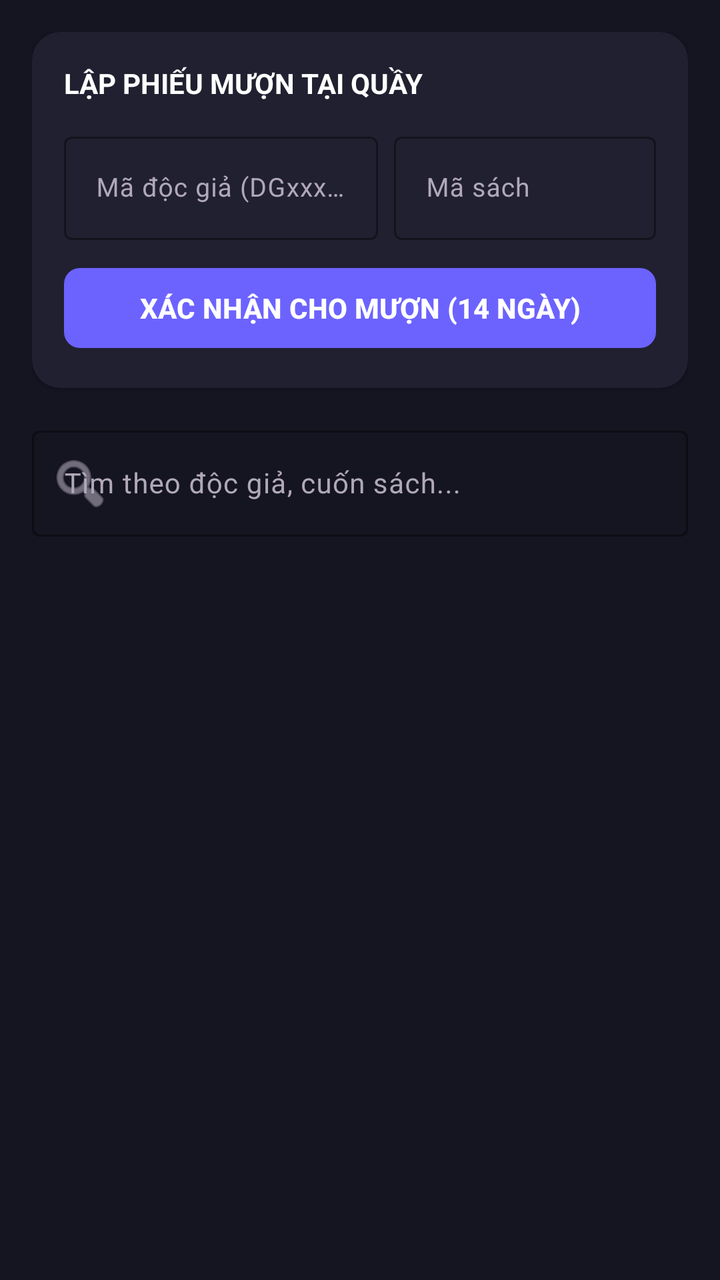
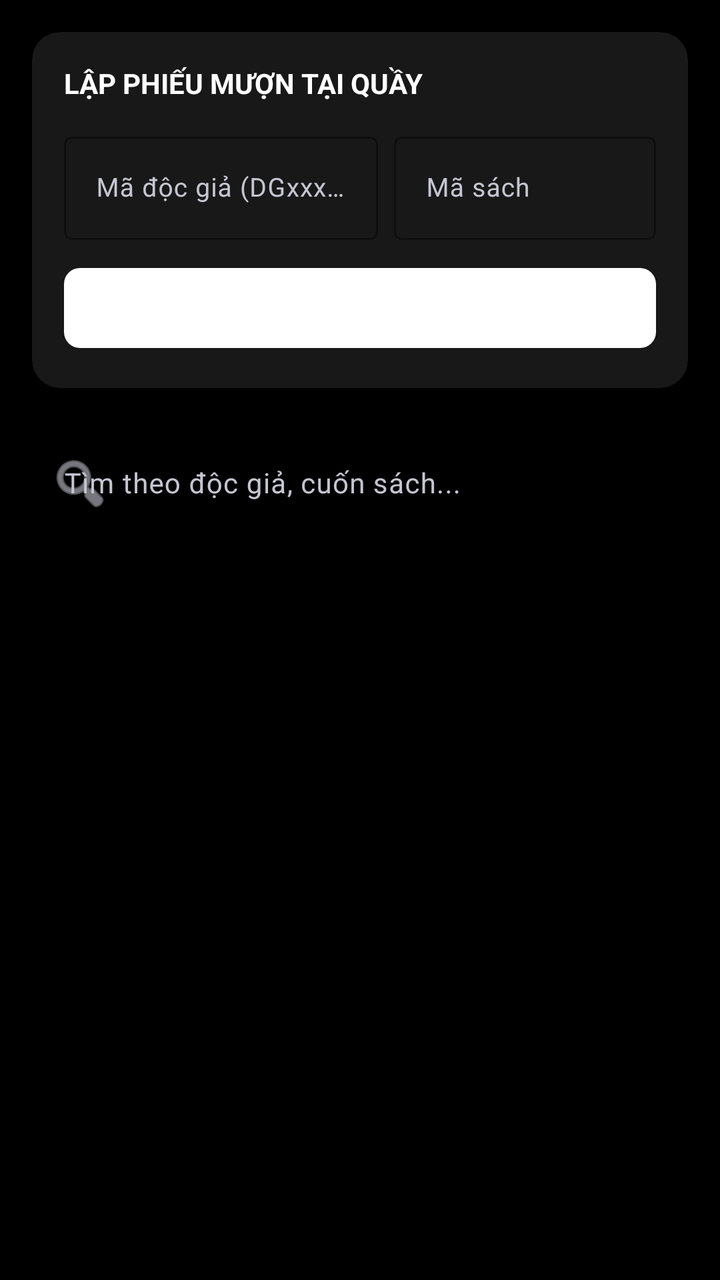

An Android layout rendered at two revisions. The XML below is the earlier revision; the diff shows what the commit changed to produce the second picture.
<!-- AndroidManifest.xml: application theme Theme.QLTV -->
<!-- res/layout/fragment_borrow_management.xml -->
<?xml version="1.0" encoding="utf-8"?>
<androidx.constraintlayout.widget.ConstraintLayout xmlns:android="http://schemas.android.com/apk/res/android"
    xmlns:app="http://schemas.android.com/apk/res-auto"
    xmlns:tools="http://schemas.android.com/tools"
    android:layout_width="match_parent"
    android:layout_height="match_parent"
    android:background="#151421"
    android:padding="16dp">

    
    <androidx.cardview.widget.CardView
        android:id="@+id/cardCheckoutForm"
        android:layout_width="match_parent"
        android:layout_height="wrap_content"
        app:cardBackgroundColor="#212030"
        app:cardCornerRadius="14dp"
        app:layout_constraintTop_toTopOf="parent">

        <LinearLayout
            android:layout_width="match_parent"
            android:layout_height="wrap_content"
            android:orientation="vertical"
            android:padding="16dp">

            <TextView
                android:layout_width="wrap_content"
                android:layout_height="wrap_content"
                android:layout_marginBottom="12dp"
                android:text="LẬP PHIẾU MƯỢN TẠI QUẦY"
                android:textColor="#FFFFFF"
                android:textSize="14sp"
                android:textStyle="bold" />

            <LinearLayout
                android:layout_width="match_parent"
                android:layout_height="wrap_content"
                android:orientation="horizontal">

                <com.google.android.material.textfield.TextInputLayout
                    style="@style/Widget.Material3.TextInputLayout.OutlinedBox"
                    android:layout_width="0dp"
                    android:layout_height="wrap_content"
                    android:layout_weight="1.2"
                    android:layout_marginEnd="8dp"
                    android:hint="Mã độc giả (DGxxxx)"
                    android:textColorHint="#B0A8B9"
                    app:boxStrokeColor="#6C63FF"
                    app:boxStrokeWidthFocused="2dp"
                    app:hintTextColor="#6C63FF">

                    <com.google.android.material.textfield.TextInputEditText
                        android:id="@+id/edtCheckoutReader"
                        android:layout_width="match_parent"
                        android:layout_height="wrap_content"
                        android:textColor="#FFFFFF"
                        android:textSize="13sp" />
                </com.google.android.material.textfield.TextInputLayout>

                <com.google.android.material.textfield.TextInputLayout
                    style="@style/Widget.Material3.TextInputLayout.OutlinedBox"
                    android:layout_width="0dp"
                    android:layout_height="wrap_content"
                    android:layout_weight="1"
                    android:hint="Mã sách"
                    android:textColorHint="#B0A8B9"
                    app:boxStrokeColor="#6C63FF"
                    app:boxStrokeWidthFocused="2dp"
                    app:hintTextColor="#6C63FF">

                    <com.google.android.material.textfield.TextInputEditText
                        android:id="@+id/edtCheckoutBook"
                        android:layout_width="match_parent"
                        android:layout_height="wrap_content"
                        android:inputType="number"
                        android:textColor="#FFFFFF"
                        android:textSize="13sp" />
                </com.google.android.material.textfield.TextInputLayout>
            </LinearLayout>

            <com.google.android.material.button.MaterialButton
                android:id="@+id/btnSubmitCheckout"
                android:layout_width="match_parent"
                android:layout_height="48dp"
                android:layout_marginTop="10dp"
                android:text="XÁC NHẬN CHO MƯỢN (14 NGÀY)"
                android:textColor="#FFFFFF"
                android:textStyle="bold"
                app:backgroundTint="#6C63FF"
                app:cornerRadius="8dp" />
        </LinearLayout>
    </androidx.cardview.widget.CardView>

    
    <com.google.android.material.textfield.TextInputLayout
        android:id="@+id/searchLayoutBorrow"
        style="@style/Widget.Material3.TextInputLayout.OutlinedBox"
        android:layout_width="match_parent"
        android:layout_height="wrap_content"
        android:layout_marginTop="16dp"
        android:hint="Tìm theo độc giả, cuốn sách..."
        android:textColorHint="#B0A8B9"
        app:boxStrokeColor="#6C63FF"
        app:boxStrokeWidthFocused="2dp"
        app:hintTextColor="#6C63FF"
        app:layout_constraintTop_toBottomOf="@id/cardCheckoutForm"
        app:startIconDrawable="@android:drawable/ic_menu_search"
        app:startIconTint="#B0A8B9">

        <com.google.android.material.textfield.TextInputEditText
            android:id="@+id/editSearchBorrow"
            android:layout_width="match_parent"
            android:layout_height="wrap_content"
            android:inputType="text"
            android:textColor="#FFFFFF"
            android:textSize="14sp" />
    </com.google.android.material.textfield.TextInputLayout>

    
    <androidx.recyclerview.widget.RecyclerView
        android:id="@+id/recyclerViewBorrows"
        android:layout_width="match_parent"
        android:layout_height="0dp"
        android:layout_marginTop="12dp"
        app:layout_constraintBottom_toBottomOf="parent"
        app:layout_constraintTop_toBottomOf="@id/searchLayoutBorrow"
        tools:listitem="@android:layout/simple_list_item_2" />

    <TextView
        android:id="@+id/txtEmptyBorrow"
        android:layout_width="wrap_content"
        android:layout_height="wrap_content"
        android:text="Không tìm thấy phiếu mượn nào!"
        android:textColor="#B0A8B9"
        android:textSize="15sp"
        android:visibility="gone"
        app:layout_constraintBottom_toBottomOf="parent"
        app:layout_constraintEnd_toEndOf="parent"
        app:layout_constraintStart_toStartOf="parent"
        app:layout_constraintTop_toTopOf="parent" />

</androidx.constraintlayout.widget.ConstraintLayout>
<!-- resources referenced by this layout -->
<resources>
  <style name="Theme.QLTV" parent="Base.Theme.QLTV" />
  <style name="Base.Theme.QLTV" parent="Theme.Material3.DayNight.NoActionBar">
          
          
      </style>
</resources>

<!-- the commit's change to res/layout/fragment_borrow_management.xml (unified diff, before → after) -->
@@ -4,7 +4,7 @@
     xmlns:tools="http://schemas.android.com/tools"
     android:layout_width="match_parent"
     android:layout_height="match_parent"
-    android:background="#151421"
+    android:background="#000000"
     android:padding="16dp">
 
     
@@ -12,7 +12,7 @@
         android:id="@+id/cardCheckoutForm"
         android:layout_width="match_parent"
         android:layout_height="wrap_content"
-        app:cardBackgroundColor="#212030"
+        app:cardBackgroundColor="#181818"
         app:cardCornerRadius="14dp"
         app:layout_constraintTop_toTopOf="parent">
 
@@ -43,10 +43,10 @@
                     android:layout_weight="1.2"
                     android:layout_marginEnd="8dp"
                     android:hint="Mã độc giả (DGxxxx)"
-                    android:textColorHint="#B0A8B9"
-                    app:boxStrokeColor="#6C63FF"
+                    android:textColorHint="#C5C5D2"
+                    app:boxStrokeColor="#FFFFFF"
                     app:boxStrokeWidthFocused="2dp"
-                    app:hintTextColor="#6C63FF">
+                    app:hintTextColor="#FFFFFF">
 
                     <com.google.android.material.textfield.TextInputEditText
                         android:id="@+id/edtCheckoutReader"
@@ -62,10 +62,10 @@
                     android:layout_height="wrap_content"
                     android:layout_weight="1"
                     android:hint="Mã sách"
-                    android:textColorHint="#B0A8B9"
-                    app:boxStrokeColor="#6C63FF"
+                    android:textColorHint="#C5C5D2"
+                    app:boxStrokeColor="#FFFFFF"
                     app:boxStrokeWidthFocused="2dp"
-                    app:hintTextColor="#6C63FF">
+                    app:hintTextColor="#FFFFFF">
 
                     <com.google.android.material.textfield.TextInputEditText
                         android:id="@+id/edtCheckoutBook"
@@ -85,7 +85,7 @@
                 android:text="XÁC NHẬN CHO MƯỢN (14 NGÀY)"
                 android:textColor="#FFFFFF"
                 android:textStyle="bold"
-                app:backgroundTint="#6C63FF"
+                app:backgroundTint="#FFFFFF"
                 app:cornerRadius="8dp" />
         </LinearLayout>
     </androidx.cardview.widget.CardView>
@@ -98,13 +98,13 @@
         android:layout_height="wrap_content"
         android:layout_marginTop="16dp"
         android:hint="Tìm theo độc giả, cuốn sách..."
-        android:textColorHint="#B0A8B9"
-        app:boxStrokeColor="#6C63FF"
+        android:textColorHint="#C5C5D2"
+        app:boxStrokeColor="#FFFFFF"
         app:boxStrokeWidthFocused="2dp"
-        app:hintTextColor="#6C63FF"
+        app:hintTextColor="#FFFFFF"
         app:layout_constraintTop_toBottomOf="@id/cardCheckoutForm"
         app:startIconDrawable="@android:drawable/ic_menu_search"
-        app:startIconTint="#B0A8B9">
+        app:startIconTint="#C5C5D2">
 
         <com.google.android.material.textfield.TextInputEditText
             android:id="@+id/editSearchBorrow"
@@ -130,7 +130,7 @@
         android:layout_width="wrap_content"
         android:layout_height="wrap_content"
         android:text="Không tìm thấy phiếu mượn nào!"
-        android:textColor="#B0A8B9"
+        android:textColor="#C5C5D2"
         android:textSize="15sp"
         android:visibility="gone"
         app:layout_constraintBottom_toBottomOf="parent"
